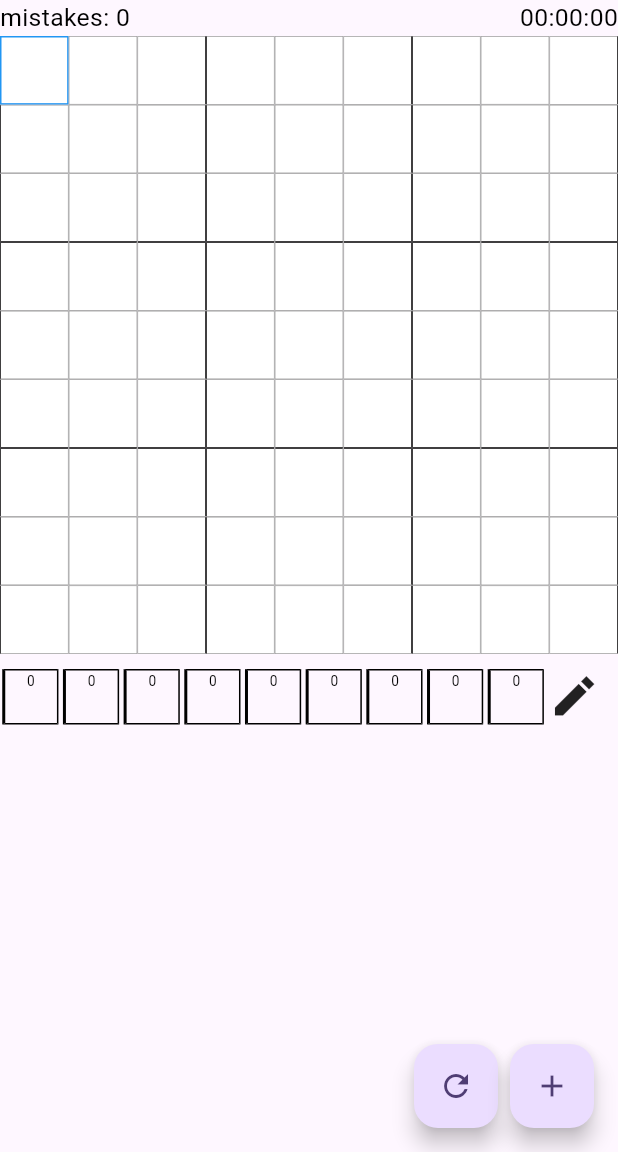
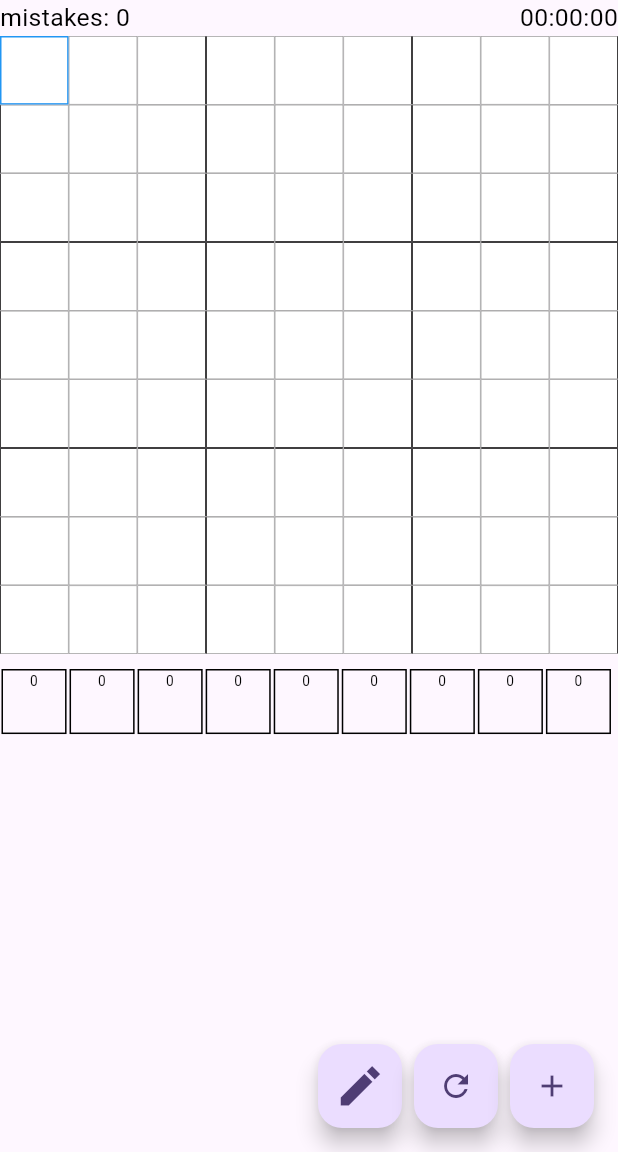
Before and after one commit to codebird/sudoku-flutter, a Flutter app: the screen it shows after launch, on a phone screen of 412 x 824 dp, the part 84-1236 px from its top. Run offline on Flutter 3.47's test engine with Material 3 defaults, Android fonts, the phone set to English and light mode, and no system bars; drawn by our look-alikes of flutter_layout_grid; our stand-ins replace localstorage.

Commit message:
feat(tweaks): design tweaks

```diff
--- a/lib/main.dart
+++ b/lib/main.dart
@@ -452,7 +452,7 @@ class _MyHomePageState extends State<MyHomePage> {
                                                   MediaQuery.of(context)
                                                       .size
                                                       .height) /
-                                              20,
+                                              12,
                                         ),
                                       ),
                               )
@@ -471,7 +471,7 @@ class _MyHomePageState extends State<MyHomePage> {
                                             MediaQuery.of(context)
                                                 .size
                                                 .height) /
-                                        20,
+                                        12,
                                   ),
                                 ),
                               ),
@@ -482,7 +482,7 @@ class _MyHomePageState extends State<MyHomePage> {
             Row(children: [
               for (var j = 1; j <= 9; j++)
                 Padding(
-                  padding: const EdgeInsets.fromLTRB(1.5, 10, 1.5, 0),
+                  padding: const EdgeInsets.fromLTRB(1, 10, 1, 0),
                   child: InkWell(
                     onTap: () {
                       setState(() {
@@ -537,8 +537,8 @@ class _MyHomePageState extends State<MyHomePage> {
                       });
                     },
                     child: Container(
-                      width: MediaQuery.of(context).size.width / 11,
-                      height: 37,
+                      width: MediaQuery.of(context).size.width / 9.5,
+                      height: MediaQuery.of(context).size.width / 9.5,
                       decoration: BoxDecoration(
                         borderRadius: BorderRadius.circular(0),
                         border: const Border(
@@ -548,7 +548,7 @@ class _MyHomePageState extends State<MyHomePage> {
                           bottom: BorderSide(color: Colors.black, width: 1),
                           left: BorderSide(
                             color: Colors.black,
-                            width: 2,
+                            width: 1,
                           ),
                         ),
                       ),
@@ -582,7 +582,7 @@ class _MyHomePageState extends State<MyHomePage> {
                               // Responsive text size
                               fontSize: min(MediaQuery.of(context).size.width,
                                       MediaQuery.of(context).size.height) /
-                                  30,
+                                  25,
                             ),
                           ),
                         ],
@@ -590,18 +590,6 @@ class _MyHomePageState extends State<MyHomePage> {
                     ),
                   ),
                 ),
-              Padding(
-                padding: const EdgeInsets.fromLTRB(1.5, 10, 1.5, 0),
-                child: InkWell(
-                  onTap: () {
-                    toggleDraftMode();
-                  },
-                  child: Icon(
-                    Icons.create_sharp,
-                    size: MediaQuery.of(context).size.width / 12,
-                  ),
-                ),
-              ),
             ]),
           ],
         ),
@@ -609,6 +597,18 @@ class _MyHomePageState extends State<MyHomePage> {
       floatingActionButton: Row(
         mainAxisAlignment: MainAxisAlignment.end,
         children: [
+          Padding(
+            padding: const EdgeInsets.fromLTRB(0, 0, 8, 0),
+            child: FloatingActionButton(
+              onPressed: () {
+                toggleDraftMode();
+              },
+              child: Icon(
+                Icons.create_sharp,
+                size: MediaQuery.of(context).size.width / 12,
+              ),
+            ),
+          ),
           Padding(
             padding: const EdgeInsets.fromLTRB(0, 0, 8, 0),
             child: FloatingActionButton(
```
